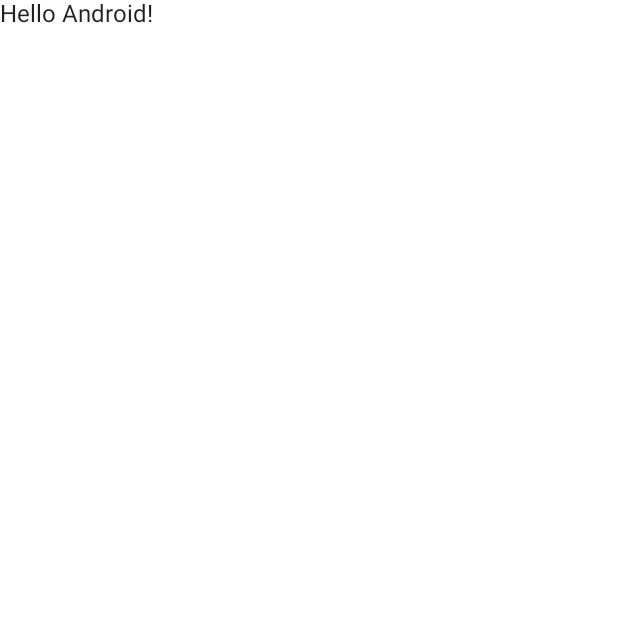
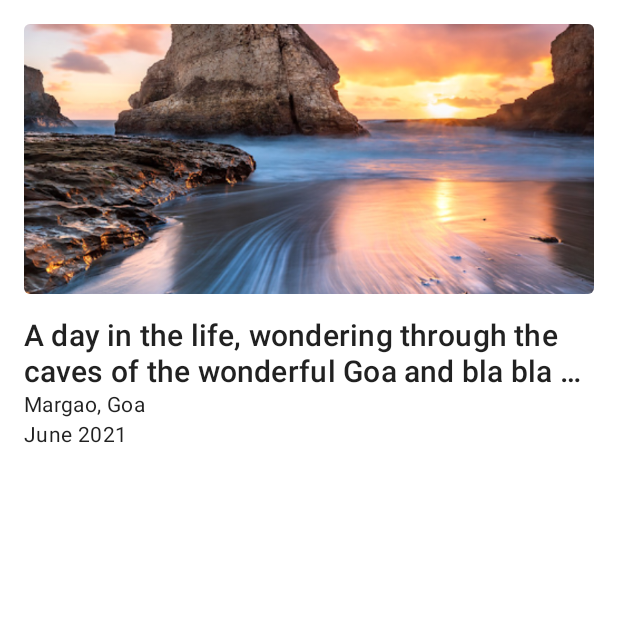
Before and after one commit to rawlin/Compose_Basics, an Android app built with Jetpack Compose: the screen it shows after launch (MainActivity), on a phone screen of 412 x 824 dp, the top half of it. Before the commit the part shown is almost empty. Run offline under Robolectric (Android 15) with nearby library versions, the phone set to English and light mode, and no system bars.

Commit message:
Basics of Jetpack compose

```diff
--- a/app/src/main/java/com/example/composebasics/MainActivity.kt
+++ b/app/src/main/java/com/example/composebasics/MainActivity.kt
@@ -3,11 +3,21 @@ package com.example.composebasics
 import android.os.Bundle
 import androidx.activity.ComponentActivity
 import androidx.activity.compose.setContent
+import androidx.compose.foundation.Image
+import androidx.compose.foundation.layout.*
+import androidx.compose.foundation.shape.RoundedCornerShape
 import androidx.compose.material.MaterialTheme
+import androidx.compose.material.MaterialTheme.typography
 import androidx.compose.material.Surface
 import androidx.compose.material.Text
 import androidx.compose.runtime.Composable
+import androidx.compose.ui.Modifier
+import androidx.compose.ui.draw.clip
+import androidx.compose.ui.layout.ContentScale
+import androidx.compose.ui.res.painterResource
+import androidx.compose.ui.text.style.TextOverflow
 import androidx.compose.ui.tooling.preview.Preview
+import androidx.compose.ui.unit.dp
 import com.example.composebasics.ui.theme.ComposeBasicsTheme
 
 class MainActivity : ComponentActivity() {
@@ -17,7 +27,7 @@ class MainActivity : ComponentActivity() {
             ComposeBasicsTheme {
                 // A surface container using the 'background' color from the theme
                 Surface(color = MaterialTheme.colors.background) {
-                    Greeting("Android")
+                    NewsStory()
                 }
             }
         }
@@ -25,14 +35,43 @@ class MainActivity : ComponentActivity() {
 }
 
 @Composable
-fun Greeting(name: String) {
-    Text(text = "Hello $name!")
+fun NewsStory() {
+    MaterialTheme {
+        Column(
+            modifier = Modifier.padding(16.dp)
+        ) {
+            Image(
+                painter = painterResource(R.drawable.header),
+                contentDescription = null,
+                modifier = Modifier
+                    .height(180.dp)
+                    .fillMaxWidth()
+                    .clip(RoundedCornerShape(4.dp)),
+                contentScale = ContentScale.Crop
+            )
+
+            Spacer(modifier = Modifier.height(16.dp))
+
+            Text(
+                "A day in the life, wondering through the caves of the wonderful Goa and bla bla bal",
+                style = typography.h6,
+                maxLines = 2,
+                overflow = TextOverflow.Ellipsis
+            )
+            Text(
+                "Margao, Goa",
+                style = typography.body2
+            )
+            Text("June 2021",
+                style = typography.body2
+            )
+        }
+    }
+
 }
 
-@Preview(showBackground = true)
+@Preview
 @Composable
-fun DefaultPreview() {
-    ComposeBasicsTheme {
-        Greeting("Android")
-    }
+fun PreviewComposable() {
+    NewsStory()
 }
```
Also changed, not shown: app/src/main/res/drawable/header.png (added).
